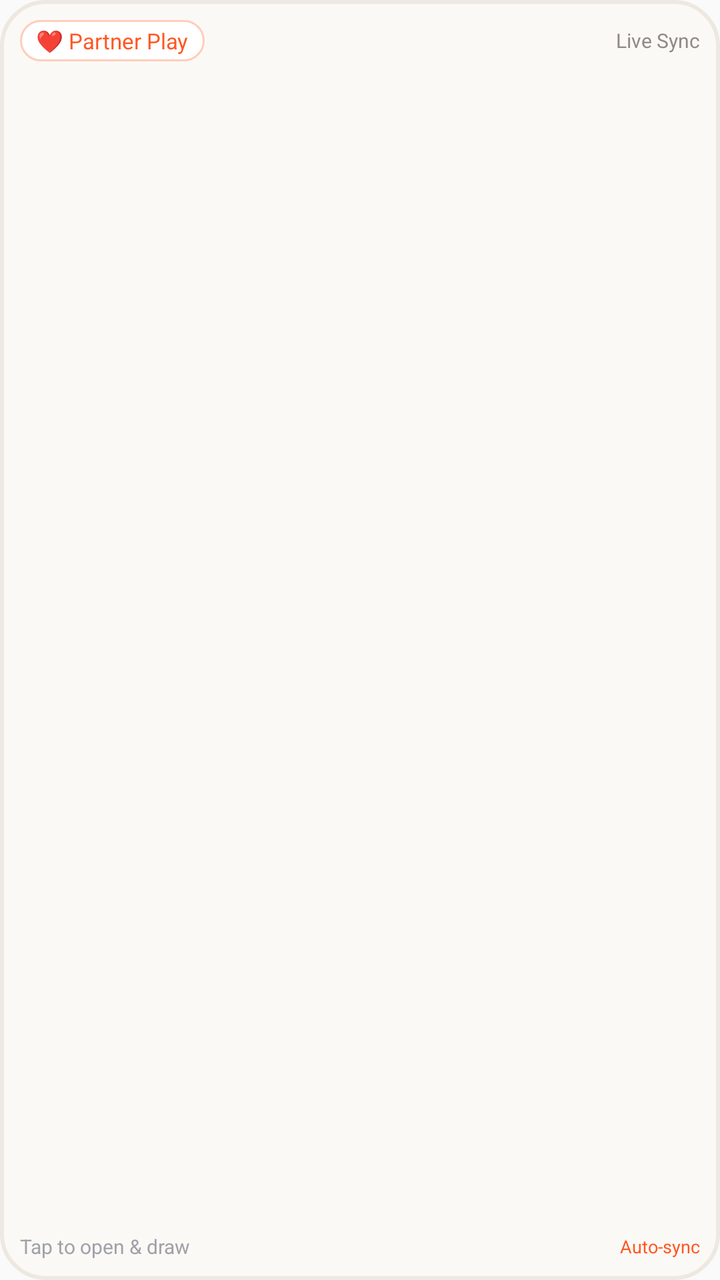
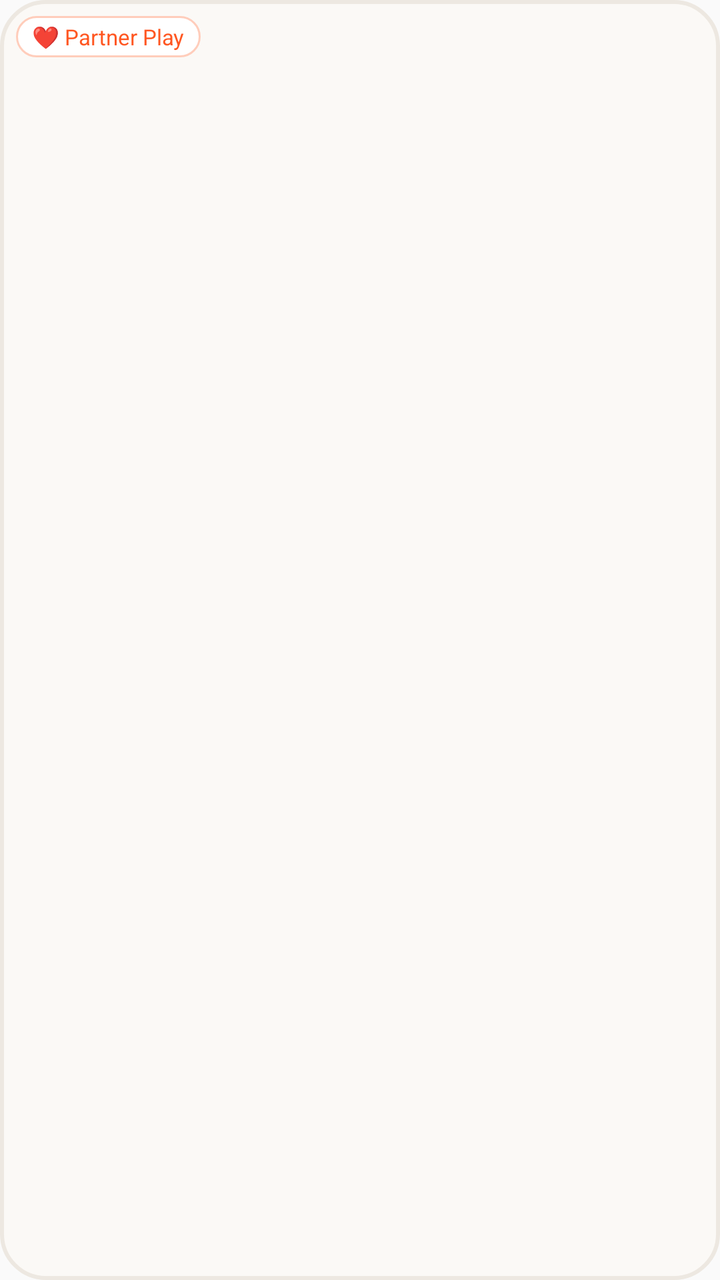

Screens rendered from an Android XML layout before and after an edit, with the pre-edit source and the edit as a unified diff.
<!-- AndroidManifest.xml: application theme AppTheme -->
<!-- res/layout/widget_partner_play.xml -->
<?xml version="1.0" encoding="utf-8"?>
<RelativeLayout xmlns:android="http://schemas.android.com/apk/res/android"
    android:id="@+id/widget_root"
    android:layout_width="match_parent"
    android:layout_height="match_parent"
    android:background="@drawable/widget_rounded_bg"
    android:padding="10dp">

    
    <RelativeLayout
        android:id="@+id/widget_top_bar"
        android:layout_width="match_parent"
        android:layout_height="wrap_content"
        android:layout_alignParentTop="true">

        <TextView
            android:id="@+id/widget_room_code"
            android:layout_width="wrap_content"
            android:layout_height="wrap_content"
            android:layout_alignParentStart="true"
            android:layout_centerVertical="true"
            android:background="@drawable/widget_pill_bg"
            android:paddingStart="8dp"
            android:paddingTop="3dp"
            android:paddingEnd="8dp"
            android:paddingBottom="3dp"
            android:text="❤️ Partner Play"
            android:textColor="#FF5722"
            android:textSize="11sp" />

        <TextView
            android:id="@+id/widget_status_text"
            android:layout_width="wrap_content"
            android:layout_height="wrap_content"
            android:layout_alignParentEnd="true"
            android:layout_centerVertical="true"
            android:text="Live Sync"
            android:textColor="#8E8B85"
            android:textSize="10sp" />
    </RelativeLayout>

    
    <RelativeLayout
        android:id="@+id/widget_bottom_bar"
        android:layout_width="match_parent"
        android:layout_height="wrap_content"
        android:layout_alignParentBottom="true">

        <TextView
            android:id="@+id/widget_author_label"
            android:layout_width="wrap_content"
            android:layout_height="wrap_content"
            android:layout_alignParentStart="true"
            android:layout_centerVertical="true"
            android:text="Tap to open &amp; draw"
            android:textColor="#A1A1AA"
            android:textSize="10sp" />

        <TextView
            android:id="@+id/widget_refresh_hint"
            android:layout_width="wrap_content"
            android:layout_height="wrap_content"
            android:layout_alignParentEnd="true"
            android:layout_centerVertical="true"
            android:text="Auto-sync"
            android:textColor="#FF5722"
            android:textSize="9sp" />
    </RelativeLayout>

    
    <ImageView
        android:id="@+id/widget_canvas_image"
        android:layout_width="match_parent"
        android:layout_height="match_parent"
        android:layout_above="@id/widget_bottom_bar"
        android:layout_below="@id/widget_top_bar"
        android:layout_marginTop="4dp"
        android:layout_marginBottom="4dp"
        android:adjustViewBounds="true"
        android:contentDescription="Partner Drawing Canvas"
        android:scaleType="fitCenter" />

</RelativeLayout>
<!-- resources referenced by this layout -->
<resources>
  <!-- drawable widget_pill_bg (drawable) -->
  <?xml version="1.0" encoding="utf-8"?>
  <shape xmlns:android="http://schemas.android.com/apk/res/android"
      android:shape="rectangle">
      <solid android:color="#FFFFFF" />
      <corners android:radius="12dp" />
      <stroke
          android:width="1dp"
          android:color="#FFCDBB" />
  </shape>
  <!-- drawable widget_rounded_bg (drawable) -->
  <?xml version="1.0" encoding="utf-8"?>
  <shape xmlns:android="http://schemas.android.com/apk/res/android"
      android:shape="rectangle">
      <solid android:color="#FBF9F6" />
      <corners android:radius="22dp" />
      <stroke
          android:width="2dp"
          android:color="#EDE8E1" />
  </shape>
  <style name="AppTheme" parent="Theme.AppCompat.Light.DarkActionBar">
          
          <item name="colorPrimary">@color/colorPrimary</item>
          <item name="colorPrimaryDark">@color/colorPrimaryDark</item>
          <item name="colorAccent">@color/colorAccent</item>
      </style>
  <color name="colorPrimary">#FF5722</color>
  <color name="colorPrimaryDark">#E64A19</color>
  <color name="colorAccent">#FF7043</color>
</resources>

<!-- the commit's change to res/layout/widget_partner_play.xml (unified diff, before → after) -->
@@ -4,80 +4,44 @@
     android:layout_width="match_parent"
     android:layout_height="match_parent"
     android:background="@drawable/widget_rounded_bg"
-    android:padding="10dp">
+    android:padding="8dp">
 
     
-    <RelativeLayout
-        android:id="@+id/widget_top_bar"
-        android:layout_width="match_parent"
+    <TextView
+        android:id="@+id/widget_room_code"
+        android:layout_width="wrap_content"
         android:layout_height="wrap_content"
-        android:layout_alignParentTop="true">
-
-        <TextView
-            android:id="@+id/widget_room_code"
-            android:layout_width="wrap_content"
-            android:layout_height="wrap_content"
-            android:layout_alignParentStart="true"
-            android:layout_centerVertical="true"
-            android:background="@drawable/widget_pill_bg"
-            android:paddingStart="8dp"
-            android:paddingTop="3dp"
-            android:paddingEnd="8dp"
-            android:paddingBottom="3dp"
-            android:text="❤️ Partner Play"
-            android:textColor="#FF5722"
-            android:textSize="11sp" />
-
-        <TextView
-            android:id="@+id/widget_status_text"
-            android:layout_width="wrap_content"
-            android:layout_height="wrap_content"
-            android:layout_alignParentEnd="true"
-            android:layout_centerVertical="true"
-            android:text="Live Sync"
-            android:textColor="#8E8B85"
-            android:textSize="10sp" />
-    </RelativeLayout>
-
-    
-    <RelativeLayout
-        android:id="@+id/widget_bottom_bar"
-        android:layout_width="match_parent"
-        android:layout_height="wrap_content"
-        android:layout_alignParentBottom="true">
-
-        <TextView
-            android:id="@+id/widget_author_label"
-            android:layout_width="wrap_content"
-            android:layout_height="wrap_content"
-            android:layout_alignParentStart="true"
-            android:layout_centerVertical="true"
-            android:text="Tap to open &amp; draw"
-            android:textColor="#A1A1AA"
-            android:textSize="10sp" />
-
-        <TextView
-            android:id="@+id/widget_refresh_hint"
-            android:layout_width="wrap_content"
-            android:layout_height="wrap_content"
-            android:layout_alignParentEnd="true"
-            android:layout_centerVertical="true"
-            android:text="Auto-sync"
-            android:textColor="#FF5722"
-            android:textSize="9sp" />
-    </RelativeLayout>
+        android:layout_alignParentStart="true"
+        android:layout_alignParentTop="true"
+        android:background="@drawable/widget_pill_bg"
+        android:paddingStart="8dp"
+        android:paddingTop="3dp"
+        android:paddingEnd="8dp"
+        android:paddingBottom="3dp"
+        android:text="❤️ Partner Play"
+        android:textColor="#FF5722"
+        android:textSize="11sp" />
 
     
     <ImageView
         android:id="@+id/widget_canvas_image"
         android:layout_width="match_parent"
         android:layout_height="match_parent"
-        android:layout_above="@id/widget_bottom_bar"
-        android:layout_below="@id/widget_top_bar"
+        android:layout_below="@id/widget_room_code"
         android:layout_marginTop="4dp"
-        android:layout_marginBottom="4dp"
         android:adjustViewBounds="true"
         android:contentDescription="Partner Drawing Canvas"
         android:scaleType="fitCenter" />
 
+    
+    <TextView
+        android:id="@+id/widget_empty_hint"
+        android:layout_width="wrap_content"
+        android:layout_height="wrap_content"
+        android:layout_centerInParent="true"
+        android:text="Tap to draw ✨"
+        android:textColor="#C4BFB6"
+        android:textSize="12sp"
+        android:visibility="gone" />
+
 </RelativeLayout>
